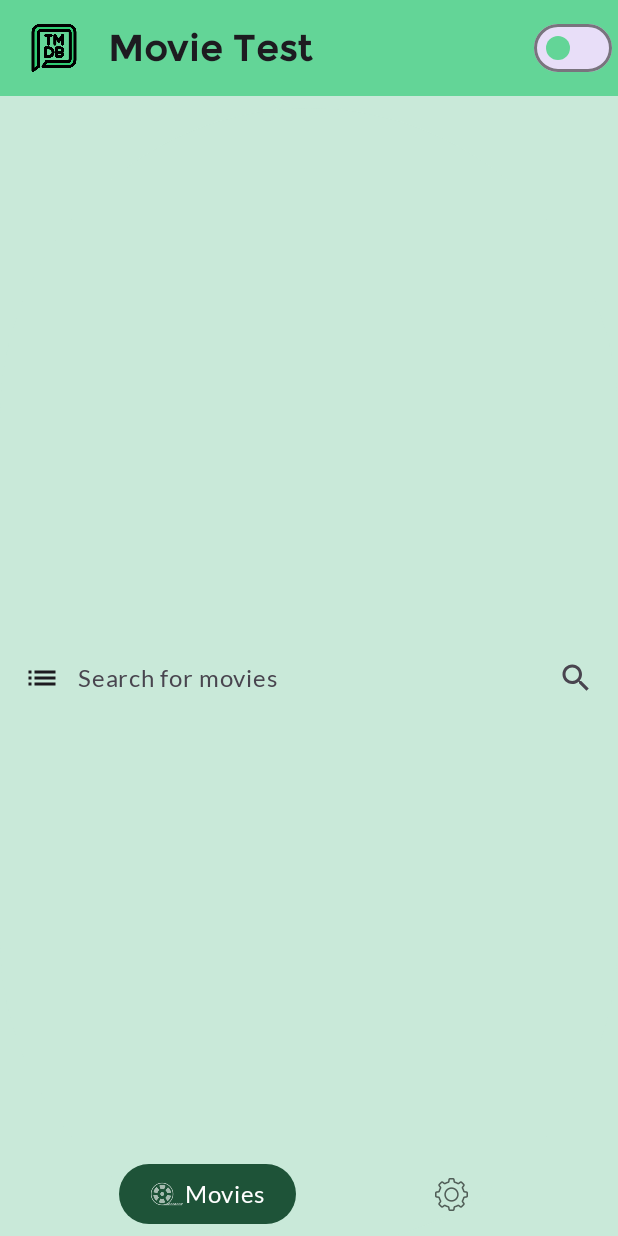
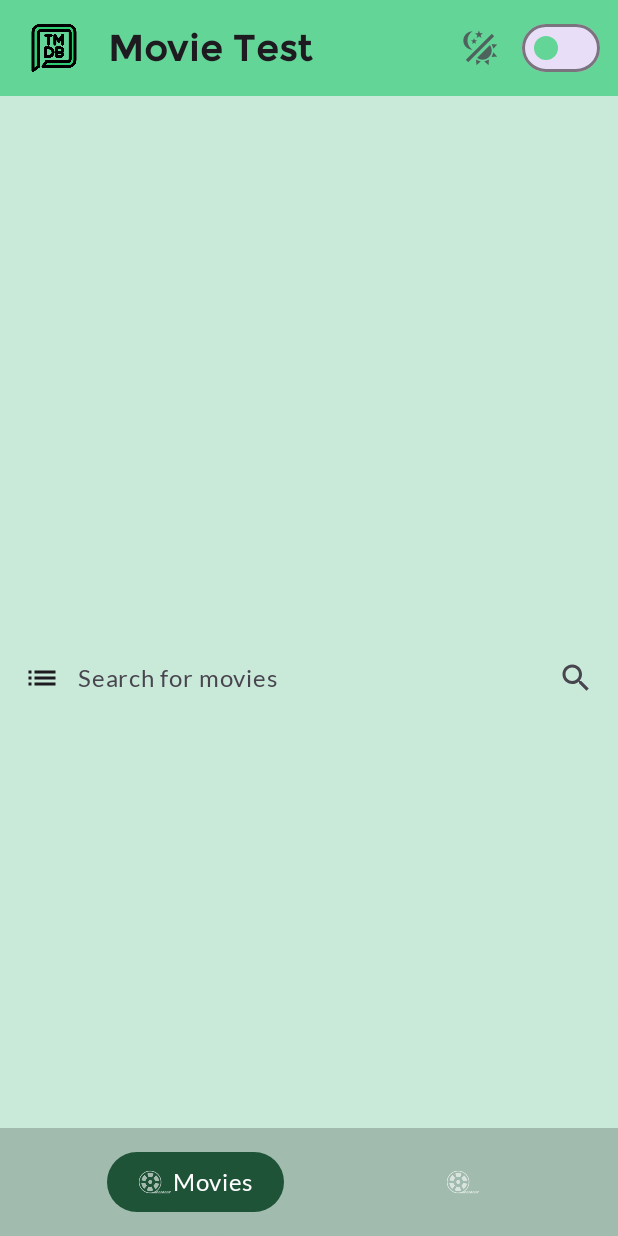
Before and after one commit to pereprior/TMDB-Android, an Android app built with Jetpack Compose: the screen it shows after launch (MainActivity), on a phone screen of 412 x 824 dp. Run offline under Robolectric (Android 15) with nearby library versions, the phone set to English and light mode, and no system bars; our stand-ins replace Dagger/Hilt's generated code, livedata-compose; pictures from the network do not load.

Commit message:
dark theme init

```diff
--- a/app/src/main/java/com/example/movietest/ui/components/bar/bottom/BotomBar.kt
+++ b/app/src/main/java/com/example/movietest/ui/components/bar/bottom/BotomBar.kt
@@ -1,5 +1,6 @@
 package com.example.movietest.ui.components.bar.bottom
 
+import androidx.compose.foundation.background
 import androidx.compose.foundation.layout.Arrangement
 import androidx.compose.foundation.layout.Row
 import androidx.compose.foundation.layout.fillMaxWidth
@@ -7,6 +8,7 @@ import androidx.compose.foundation.layout.padding
 import androidx.compose.runtime.Composable
 import androidx.compose.runtime.getValue
 import androidx.compose.ui.Modifier
+import androidx.compose.ui.graphics.Color
 import androidx.compose.ui.unit.dp
 import androidx.navigation.NavHostController
 import androidx.navigation.compose.currentBackStackEntryAsState
@@ -26,7 +28,7 @@ private val barOptions = listOf(
     BottomBarOption(
         route = SETTINGS_ROUTE,
         title = "Settings",
-        icon = R.drawable.ic_settings
+        icon = R.drawable.ic_movie
     )
 )
 
@@ -41,9 +43,9 @@ fun BottomBar(navController: NavHostController) {
 
     Row(
         modifier = Modifier
-            .padding(8.dp)
-            .fillMaxWidth(),
-        horizontalArrangement = Arrangement.SpaceEvenly
+            .fillMaxWidth()
+            .background(Color.Black.copy(alpha = 0.2f)),
+        horizontalArrangement = Arrangement.SpaceEvenly,
     ) {
         // Mostrar los iconos para navegar entre las pantallas
         barOptions.forEach { screen ->
--- a/app/src/main/java/com/example/movietest/ui/components/bar/bottom/BotomBarScreen.kt
+++ b/app/src/main/java/com/example/movietest/ui/components/bar/bottom/BotomBarScreen.kt
@@ -18,7 +18,7 @@ import androidx.compose.ui.graphics.Color
 import androidx.compose.ui.res.painterResource
 import androidx.compose.ui.unit.dp
 import androidx.navigation.NavHostController
-import com.example.movietest.ui.theme.MainColor
+import com.example.movietest.ui.components.constants.MEDIUM_PADDING_VALUE
 
 @Composable
 fun BottomBarScreen(
@@ -29,11 +29,10 @@ fun BottomBarScreen(
     // Se mostrará de manera visual la pantalla en la que nos encontramos
     val background =
         if (isSelected) MaterialTheme.colorScheme.tertiary else Color.Transparent
-    val contentColor =
-        if (isSelected) Color.White else Color.Black
 
     Box(
         modifier = Modifier
+            .padding(MEDIUM_PADDING_VALUE.dp)
             .clip(CircleShape)
             .background(background)
             .clickable(
@@ -48,14 +47,14 @@ fun BottomBarScreen(
             Icon(
                 painter = painterResource(id = screen.icon),
                 contentDescription = "icon",
-                tint = contentColor
+                tint = Color.White
             )
 
             // El texto solo se muestra si la pantalla esta seleccionada
             AnimatedVisibility(visible = isSelected) {
                 Text(
                     text = screen.title,
-                    color = contentColor
+                    color = Color.White
                 )
             }
         }
--- a/app/src/main/java/com/example/movietest/ui/components/bar/top/TopBar.kt
+++ b/app/src/main/java/com/example/movietest/ui/components/bar/top/TopBar.kt
@@ -2,10 +2,13 @@ package com.example.movietest.ui.components.bar.top
 
 import androidx.compose.foundation.Image
 import androidx.compose.foundation.layout.Box
+import androidx.compose.foundation.layout.Row
+import androidx.compose.foundation.layout.Spacer
 import androidx.compose.foundation.layout.fillMaxWidth
 import androidx.compose.foundation.layout.height
 import androidx.compose.foundation.layout.padding
 import androidx.compose.material3.ExperimentalMaterial3Api
+import androidx.compose.material3.Icon
 import androidx.compose.material3.MaterialTheme
 import androidx.compose.material3.Switch
 import androidx.compose.material3.SwitchDefaults
@@ -14,12 +17,15 @@ import androidx.compose.material3.TopAppBar
 import androidx.compose.material3.TopAppBarDefaults.topAppBarColors
 import androidx.compose.runtime.Composable
 import androidx.compose.runtime.MutableState
+import androidx.compose.ui.Alignment
 import androidx.compose.ui.Modifier
 import androidx.compose.ui.res.painterResource
 import androidx.compose.ui.res.stringResource
 import androidx.compose.ui.unit.dp
 import com.example.movietest.R
+import com.example.movietest.ui.components.constants.LOW_PADDING_VALUE
 import com.example.movietest.ui.components.constants.MEDIUM_PADDING_VALUE
+import com.example.movietest.ui.components.constants.TOP_BAR_PADDING_VALUE
 import com.example.movietest.ui.theme.typography
 
 @OptIn(ExperimentalMaterial3Api::class)
@@ -28,7 +34,7 @@ fun TopBar(darkTheme: MutableState<Boolean>) {
     Box(
         modifier = Modifier
             .fillMaxWidth()
-            .height(64.dp)
+            .height(TOP_BAR_PADDING_VALUE.dp)
     ) {
         TopAppBar(
             navigationIcon = {
@@ -45,6 +51,18 @@ fun TopBar(darkTheme: MutableState<Boolean>) {
                 )
             },
             actions = {
+                Row (
+                    modifier = Modifier
+                        .padding(LOW_PADDING_VALUE.dp),
+                    verticalAlignment = Alignment.CenterVertically
+                ) {
+                    Icon(
+                        painter = painterResource(id = R.drawable.ic_themes),
+                        contentDescription = "themes icon"
+                    )
+
+                    Spacer(modifier = Modifier.padding(LOW_PADDING_VALUE.dp))
+
                     Switch(
                         checked = darkTheme.value,
                         onCheckedChange = { isChecked ->
@@ -57,6 +75,7 @@ fun TopBar(darkTheme: MutableState<Boolean>) {
                             uncheckedTrackColor = MaterialTheme.colorScheme.secondaryContainer,
                         )
                     )
+                }
             },
             colors = topAppBarColors(MaterialTheme.colorScheme.secondary),
             modifier = Modifier.fillMaxWidth()
--- a/app/src/main/java/com/example/movietest/ui/screens/movies/detail/ViewBody.kt
+++ b/app/src/main/java/com/example/movietest/ui/screens/movies/detail/ViewBody.kt
@@ -18,7 +18,6 @@ import com.example.movietest.R
 import com.example.movietest.domain.models.Movie
 import com.example.movietest.ui.components.constants.HIGH_PADDING_VALUE
 import com.example.movietest.ui.components.constants.MEDIUM_PADDING_VALUE
-import com.example.movietest.ui.components.constants.TOP_BAR_PADDING_VALUE
 import com.example.movietest.ui.components.utils.BoldFormatText
 import com.example.movietest.ui.components.utils.BoldListFormatText
 import com.example.movietest.ui.components.utils.CircularProgress
--- a/app/src/main/java/com/example/movietest/ui/screens/movies/detail/ViewImage.kt
+++ b/app/src/main/java/com/example/movietest/ui/screens/movies/detail/ViewImage.kt
@@ -3,14 +3,11 @@ package com.example.movietest.ui.screens.movies.detail
 import androidx.compose.foundation.layout.Box
 import androidx.compose.foundation.layout.aspectRatio
 import androidx.compose.foundation.layout.fillMaxWidth
-import androidx.compose.foundation.layout.padding
 import androidx.compose.runtime.Composable
 import androidx.compose.ui.Modifier
-import androidx.compose.ui.unit.dp
 import coil.compose.AsyncImage
 import com.example.movietest.data.constants.IMAGES_URL
 import com.example.movietest.domain.models.Movie
-import com.example.movietest.ui.components.constants.MEDIUM_PADDING_VALUE
 
 @Composable
 fun MovieViewImage(movie: Movie) {
```
Also changed, not shown: app/src/main/res/drawable-hdpi/ic_settings.png (deleted), app/src/main/res/drawable-hdpi/ic_themes.png (added), app/src/main/res/drawable-mdpi/ic_settings.png (deleted), app/src/main/res/drawable-mdpi/ic_themes.png (added), app/src/main/res/drawable-xhdpi/ic_settings.png (deleted), app/src/main/res/drawable-xhdpi/ic_themes.png (added), app/src/main/res/drawable-xxhdpi/ic_settings.png (deleted), app/src/main/res/drawable-xxhdpi/ic_themes.png (added), app/src/main/res/drawable-xxxhdpi/ic_settings.png (deleted), app/src/main/res/drawable-xxxhdpi/ic_themes.png (added). Lines whose indentation alone changed are shown as unchanged.
